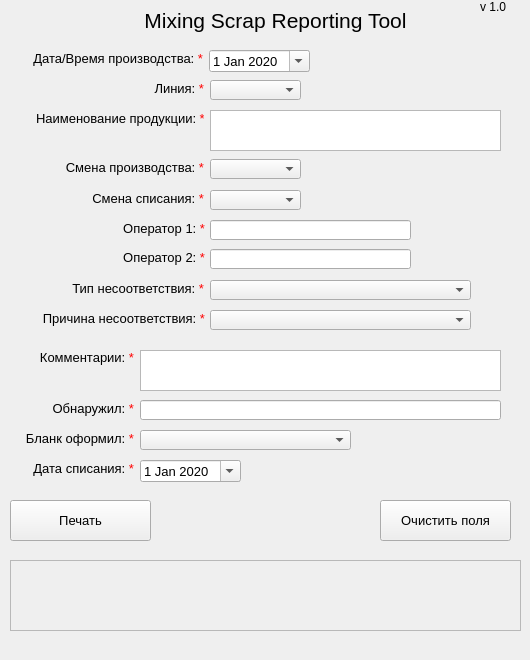
Old version of the form main_window.ui in the repository EvgenyMinikh/Mixing-Scrap-Reporting-Tool.
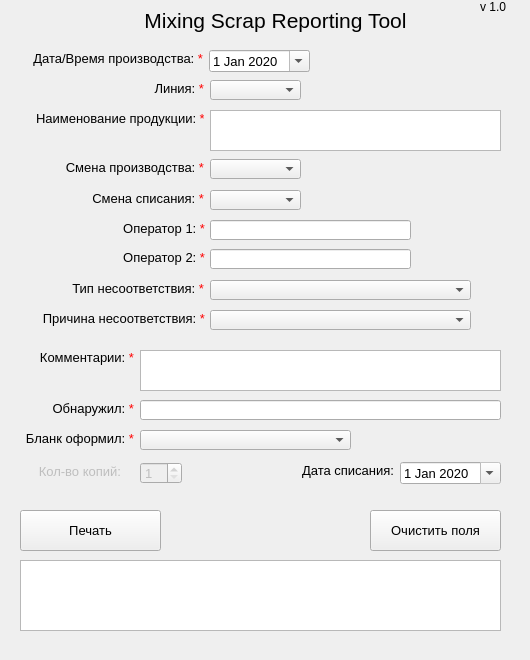
New version of the form.

Diff of the .ui file:
```diff
--- a/main_window.ui
+++ b/main_window.ui
@@ -71,22 +71,25 @@
    </widget>
    <widget class="QPlainTextEdit" name="plainTextEdit_StatusField">
     <property name="enabled">
-     <bool>false</bool>
+     <bool>true</bool>
     </property>
     <property name="geometry">
      <rect>
-      <x>10</x>
+      <x>20</x>
       <y>560</y>
-      <width>511</width>
+      <width>481</width>
       <height>71</height>
      </rect>
     </property>
+    <property name="readOnly">
+     <bool>true</bool>
+    </property>
    </widget>
    <widget class="QPushButton" name="pushButton_Print">
     <property name="geometry">
      <rect>
-      <x>10</x>
-      <y>500</y>
+      <x>20</x>
+      <y>510</y>
       <width>141</width>
       <height>41</height>
      </rect>
@@ -103,8 +106,8 @@
    <widget class="QPushButton" name="pushButton_ClearFields">
     <property name="geometry">
      <rect>
-      <x>380</x>
-      <y>500</y>
+      <x>370</x>
+      <y>510</y>
       <width>131</width>
       <height>41</height>
      </rect>
@@ -183,8 +186,8 @@
    <widget class="QLabel" name="label_15">
     <property name="geometry">
      <rect>
-      <x>30</x>
-      <y>461</y>
+      <x>290</x>
+      <y>463</y>
       <width>104</width>
       <height>16</height>
      </rect>
@@ -195,17 +198,20 @@
      </font>
     </property>
     <property name="text">
-     <string>&lt;html&gt;&lt;head/&gt;&lt;body&gt;&lt;p&gt;Дата списания: &lt;span style=&quot; color:#ff0000;&quot;&gt;*&lt;/span&gt;&lt;/p&gt;&lt;/body&gt;&lt;/html&gt;</string>
+     <string>&lt;html&gt;&lt;head/&gt;&lt;body&gt;&lt;p&gt;Дата списания:&lt;/p&gt;&lt;/body&gt;&lt;/html&gt;</string>
     </property>
     <property name="alignment">
      <set>Qt::AlignRight|Qt::AlignTrailing|Qt::AlignVCenter</set>
     </property>
    </widget>
    <widget class="QDateEdit" name="dateEdit_writeoff_date">
+    <property name="enabled">
+     <bool>true</bool>
+    </property>
     <property name="geometry">
      <rect>
-      <x>140</x>
-      <y>460</y>
+      <x>400</x>
+      <y>462</y>
       <width>101</width>
       <height>22</height>
      </rect>
@@ -215,6 +221,9 @@
       <pointsize>10</pointsize>
      </font>
     </property>
+    <property name="readOnly">
+     <bool>true</bool>
+    </property>
     <property name="dateTime">
      <datetime>
       <hour>0</hour>
@@ -553,6 +562,51 @@
      <set>Qt::AlignRight|Qt::AlignTrailing|Qt::AlignVCenter</set>
     </property>
    </widget>
+   <widget class="QLabel" name="label_16">
+    <property name="enabled">
+     <bool>false</bool>
+    </property>
+    <property name="geometry">
+     <rect>
+      <x>30</x>
+      <y>464</y>
+      <width>91</width>
+      <height>16</height>
+     </rect>
+    </property>
+    <property name="font">
+     <font>
+      <pointsize>10</pointsize>
+     </font>
+    </property>
+    <property name="text">
+     <string>&lt;html&gt;&lt;head/&gt;&lt;body&gt;&lt;p&gt;Кол-во копий:&lt;/p&gt;&lt;/body&gt;&lt;/html&gt;</string>
+    </property>
+    <property name="alignment">
+     <set>Qt::AlignRight|Qt::AlignTrailing|Qt::AlignVCenter</set>
+    </property>
+   </widget>
+   <widget class="QSpinBox" name="spinBox_number_of_copies">
+    <property name="enabled">
+     <bool>false</bool>
+    </property>
+    <property name="geometry">
+     <rect>
+      <x>140</x>
+      <y>462</y>
+      <width>42</width>
+      <height>22</height>
+     </rect>
+    </property>
+    <property name="font">
+     <font>
+      <pointsize>10</pointsize>
+     </font>
+    </property>
+    <property name="minimum">
+     <number>1</number>
+    </property>
+   </widget>
   </widget>
   <widget class="QMenuBar" name="menubar">
    <property name="geometry">
```
